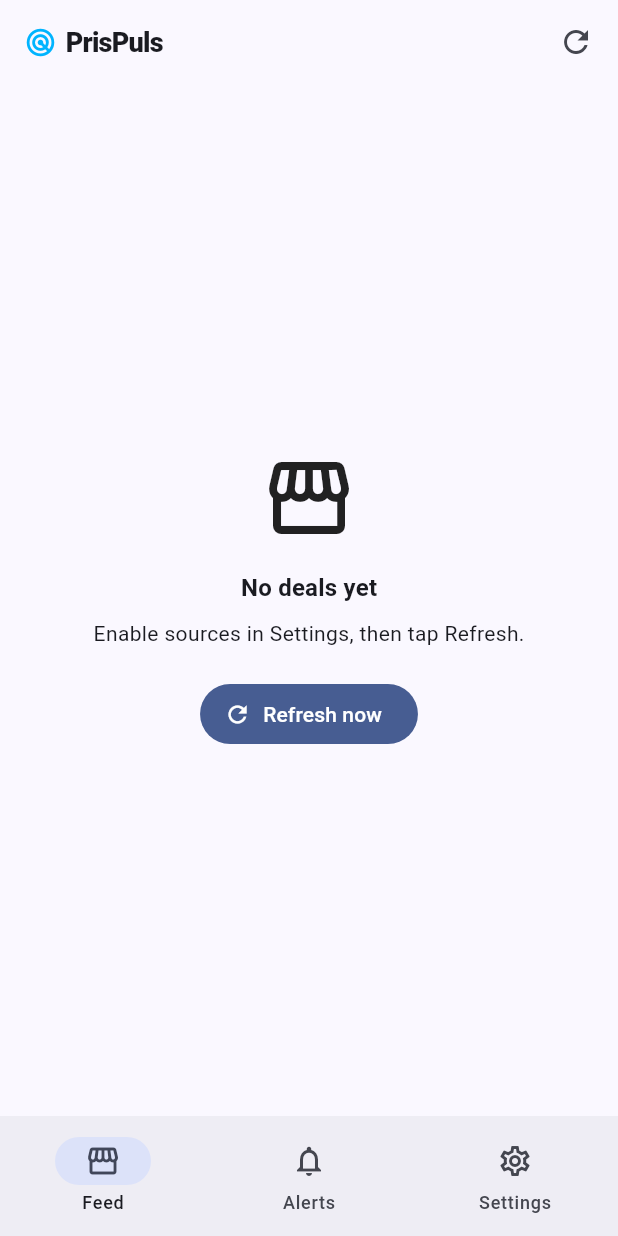
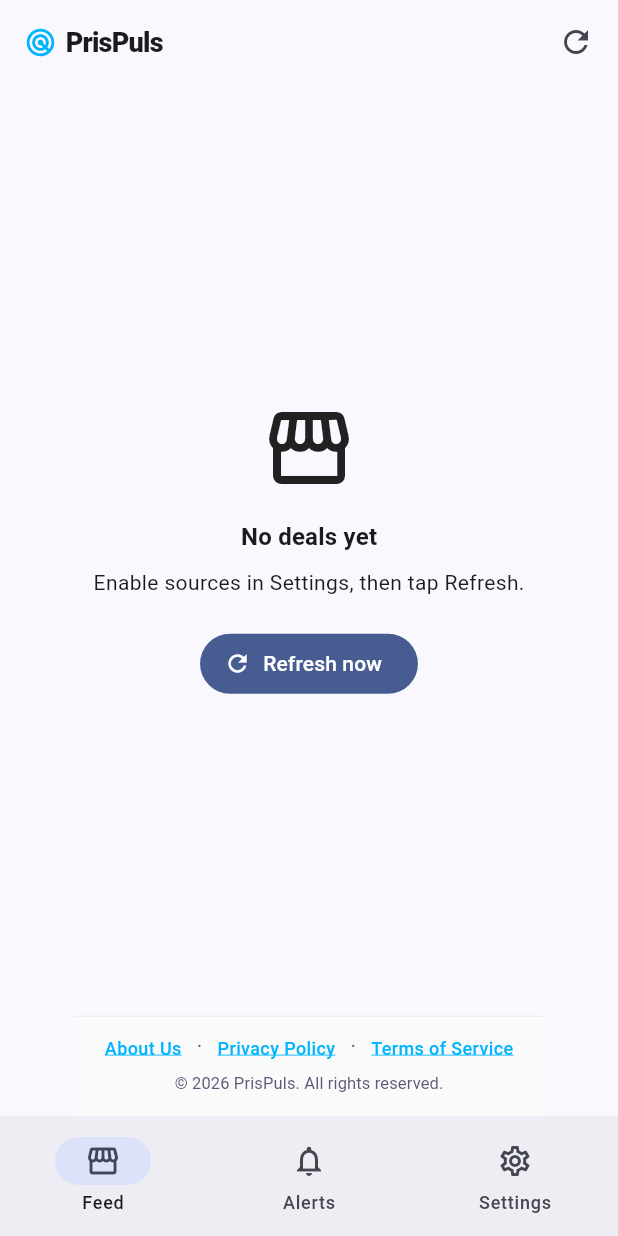
Before and after one commit to lemonbanan4/dealfinder, a Flutter app: the screen it shows after launch, on a phone screen of 412 x 824 dp. Run offline on Flutter 3.47's test engine with Material 3 defaults, Android fonts, the phone set to English and light mode, and no system bars; our stand-ins replace cloud_firestore, firebase_auth, firebase_core, flutter_local_notifications, flutter_riverpod, freezed_annotation and 2 more; missing offline and left inert: dart:js_interop; accounts and stored records are empty; generated files the repository leaves out were written again; network calls fail; statements that could not run were skipped.

Commit message:
feat: add legal footer with About Us, Privacy Policy, and Terms of Service
- Add AppFooter widget with three text links (About, Privacy, Terms)
  rendered at the bottom of the AppShell for both mobile and desktop
  layouts. Uses the dark Liquid Glass palette (0xFF0C0D15 surface,
  0xFF00B4FF accent links, 0xFF252638 top border).

- Add lib/features/legal/presentation/ with four files:
  • legal_page.dart — shared LegalPage scaffold + LegalSection model,
    rendered as glass-tinted cards with optional blue-accent highlight
    for the Affiliate Disclosure section.
  • about_us_page.dart — includes mandatory affiliate disclosure:
    'PrisPuls participates in various affiliate marketing programs,
    which means we may get paid commissions on editorially chosen
    products purchased through our links to retailer sites.'
  • privacy_policy_page.dart — covers GDPR rights, cookie types
    (strictly-necessary, analytics, preference, affiliate), data
    collection, retention, third-party sharing, and contact details.
  • terms_of_service_page.dart — includes same affiliate disclosure,
    accuracy disclaimer, acceptable-use policy, IP, and governing law.

- Modify adaptive_scaffold.dart: wrap Expanded page slot in Column
  and pin AppFooter below it for both the desktop NavigationRail and
  mobile NavigationBar layouts.

Co-Authored-By: Claude Sonnet 4.6 <noreply@anthropic.com>

```diff
--- /dev/null
+++ b/lib/features/legal/presentation/terms_of_service_page.dart
@@ -0,0 +1,147 @@
+import 'package:flutter/material.dart';
+
+import 'legal_page.dart';
+
+class TermsOfServicePage extends StatelessWidget {
+  const TermsOfServicePage({super.key});
+
+  @override
+  Widget build(BuildContext context) {
+    return const LegalPage(
+      title: 'Terms of Service',
+      sections: [
+        LegalSection(
+          heading: 'Acceptance of Terms',
+          body:
+              'By downloading, installing, or using the PrisPuls application '
+              '("Service"), you agree to be bound by these Terms of Service '
+              '("Terms"). If you do not agree, please do not use the Service.\n\n'
+              'These Terms constitute a legally binding agreement between you '
+              'and PrisPuls AS ("PrisPuls", "we", "us").',
+        ),
+        LegalSection(
+          heading: 'Affiliate Disclosure',
+          isHighlighted: true,
+          body:
+              'PrisPuls participates in various affiliate marketing programs, '
+              'which means we may get paid commissions on editorially chosen '
+              'products purchased through our links to retailer sites.\n\n'
+              'When you click an outbound product link and subsequently '
+              'complete a purchase, PrisPuls may receive a referral commission '
+              'from the relevant retailer. This commission is paid by the '
+              'retailer and does not result in any additional charge to you.\n\n'
+              'The existence of an affiliate relationship does not influence '
+              'our editorial selections, deal rankings, or price data. '
+              'PrisPuls is committed to displaying accurate, impartial pricing '
+              'information for all users.',
+        ),
+        LegalSection(
+          heading: 'Description of Service',
+          body:
+              'PrisPuls is a price-comparison and deal-aggregation platform. '
+              'We collect publicly available pricing and product information '
+              'from retailers and present it to users for informational '
+              'purposes. We do not sell products directly and are not a party '
+              'to any transaction between you and a retailer.',
+        ),
+        LegalSection(
+          heading: 'Accuracy of Information',
+          body:
+              'We strive to keep pricing and availability information accurate '
+              'and up to date. However, prices change frequently and we cannot '
+              'guarantee that the information displayed is current or error-free '
+              'at the moment you view it.\n\n'
+              'PrisPuls is not responsible for discrepancies between prices '
+              'shown in the app and prices displayed on a retailer\'s website '
+              'or charged at checkout. Always verify the final price on the '
+              'retailer\'s site before completing a purchase.',
+        ),
+        LegalSection(
+          heading: 'User Accounts',
+          body:
+              'Certain features (such as price alerts) require you to create '
+              'an account. You are responsible for maintaining the '
+              'confidentiality of your credentials and for all activity that '
+              'occurs under your account. Notify us immediately at '
+              'support@prispuls.no if you suspect unauthorised access.',
+        ),
+        LegalSection(
+          heading: 'Acceptable Use',
+          body:
+              'You agree not to:\n\n'
+              '• Use the Service for any unlawful purpose or in violation of '
+              'these Terms.\n'
+              '• Attempt to gain unauthorised access to any part of the '
+              'Service or its infrastructure.\n'
+              '• Scrape, crawl, or otherwise systematically extract data from '
+              'the Service without our prior written consent.\n'
+              '• Transmit any malicious code, viruses, or disruptive '
+              'programs.\n'
+              '• Impersonate any person or entity or misrepresent your '
+              'affiliation with any person or entity.',
+        ),
+        LegalSection(
+          heading: 'Intellectual Property',
+          body:
+              'All content, design, software, and trademarks associated with '
+              'PrisPuls are the exclusive property of PrisPuls AS or its '
+              'licensors. You may not reproduce, distribute, or create '
+              'derivative works without our express written permission.',
+        ),
+        LegalSection(
+          heading: 'Third-Party Links & Retailers',
+          body:
+              'The Service contains links to third-party retailer websites. '
+              'These links are provided for your convenience. PrisPuls has no '
+              'control over, and assumes no responsibility for, the content, '
+              'privacy practices, or availability of third-party sites. '
+              'Visiting a retailer\'s website is at your own risk and subject '
+              'to that retailer\'s own terms and privacy policy.',
+        ),
+        LegalSection(
+          heading: 'Disclaimer of Warranties',
+          body:
+              'The Service is provided "as is" and "as available" without '
+              'warranties of any kind, either express or implied. To the '
+              'fullest extent permitted by applicable law, PrisPuls disclaims '
+              'all warranties including implied warranties of merchantability, '
+              'fitness for a particular purpose, and non-infringement.',
+        ),
+        LegalSection(
+          heading: 'Limitation of Liability',
+          body:
+              'To the maximum extent permitted by law, PrisPuls shall not be '
+              'liable for any indirect, incidental, special, consequential, or '
+              'punitive damages arising out of or related to your use of the '
+              'Service, even if we have been advised of the possibility of '
+              'such damages.',
+        ),
+        LegalSection(
+          heading: 'Governing Law',
+          body:
+              'These Terms are governed by and construed in accordance with '
+              'the laws of Norway. Any dispute arising under these Terms shall '
+              'be subject to the exclusive jurisdiction of the courts of Oslo, '
+              'Norway, without regard to conflict-of-law provisions.',
+        ),
+        LegalSection(
+          heading: 'Changes to Terms',
+          body:
+              'We reserve the right to modify these Terms at any time. '
+              'Material changes will be communicated via in-app notification '
+              'or email at least 14 days before taking effect. Continued use '
+              'of the Service after the effective date constitutes acceptance '
+              'of the revised Terms.',
+        ),
+        LegalSection(
+          heading: 'Contact',
+          body:
+              'Questions about these Terms? Contact us:\n\n'
+              'PrisPuls AS\n'
+              'Email: legal@prispuls.no\n'
+              'Website: www.prispuls.no',
+        ),
+      ],
+    );
+  }
+}
--- a/lib/widgets/adaptive_scaffold.dart
+++ b/lib/widgets/adaptive_scaffold.dart
@@ -6,6 +6,7 @@ import '../features/auth/presentation/login_page.dart';
 import '../features/auth/providers/auth_provider.dart';
 import '../features/deals/presentation/feed_page.dart';
 import '../features/settings/presentation/settings_page.dart';
+import 'app_footer.dart';
 import 'app_logo.dart';
 
 class AppShell extends ConsumerStatefulWidget {
@@ -94,14 +95,26 @@ class _AppShellState extends ConsumerState<AppShell> {
                   ? const Color(0xFF252638)
                   : Theme.of(context).dividerColor,
             ),
-            Expanded(child: _pages[_selectedIndex]),
+            Expanded(
+              child: Column(
+                children: [
+                  Expanded(child: _pages[_selectedIndex]),
+                  const AppFooter(),
+                ],
+              ),
+            ),
           ],
         ),
       );
     }
 
     return Scaffold(
-      body: _pages[_selectedIndex],
+      body: Column(
+        children: [
+          Expanded(child: _pages[_selectedIndex]),
+          const AppFooter(),
+        ],
+      ),
       bottomNavigationBar: NavigationBar(
         selectedIndex: _selectedIndex,
         onDestinationSelected: _onDestinationSelected,
--- /dev/null
+++ b/lib/widgets/app_footer.dart
@@ -0,0 +1,124 @@
+import 'package:flutter/material.dart';
+
+import '../features/legal/presentation/about_us_page.dart';
+import '../features/legal/presentation/privacy_policy_page.dart';
+import '../features/legal/presentation/terms_of_service_page.dart';
+
+// ─── Design tokens ────────────────────────────────────────────────────────────
+const _kAccentBlue = Color(0xFF00B4FF);
+const _kMuted = Color(0xFF5A5A78);
+const _kBorderDark = Color(0xFF252638);
+
+/// A compact, persistent footer rendered at the bottom of the app shell.
+///
+/// Contains three text links (About Us, Privacy Policy, Terms of Service)
+/// and a copyright notice. Matches the dark Liquid Glass design language.
+class AppFooter extends StatelessWidget {
+  const AppFooter({super.key});
+
+  @override
+  Widget build(BuildContext context) {
+    final isDark = Theme.of(context).brightness == Brightness.dark;
+    return Container(
+      padding: const EdgeInsets.fromLTRB(16, 10, 16, 14),
+      decoration: BoxDecoration(
+        color: isDark ? const Color(0xFF0C0D15) : Colors.grey.shade50,
+        border: Border(
+          top: BorderSide(
+            color: isDark ? _kBorderDark : Colors.grey.shade200,
+          ),
+        ),
+      ),
+      child: Column(
+        mainAxisSize: MainAxisSize.min,
+        children: [
+          // ── Navigation links ───────────────────────────────────────────────
+          Wrap(
+            alignment: WrapAlignment.center,
+            spacing: 4,
+            runSpacing: 4,
+            children: [
+              _FooterLink(
+                label: 'About Us',
+                onTap: () => _push(context, const AboutUsPage()),
+              ),
+              _Dot(),
+              _FooterLink(
+                label: 'Privacy Policy',
+                onTap: () => _push(context, const PrivacyPolicyPage()),
+              ),
+              _Dot(),
+              _FooterLink(
+                label: 'Terms of Service',
+                onTap: () => _push(context, const TermsOfServicePage()),
+              ),
+            ],
+          ),
+          const SizedBox(height: 5),
+          // ── Copyright notice ───────────────────────────────────────────────
+          Text(
+            '© ${DateTime.now().year} PrisPuls. All rights reserved.',
+            style: const TextStyle(
+              color: _kMuted,
+              fontSize: 11,
+              letterSpacing: 0.1,
+            ),
+          ),
+        ],
+      ),
+    );
+  }
+
+  void _push(BuildContext context, Widget page) {
+    Navigator.of(context).push<void>(
+      MaterialPageRoute<void>(builder: (_) => page),
+    );
+  }
+}
+
+// ─── Private helpers ──────────────────────────────────────────────────────────
+
+class _FooterLink extends StatelessWidget {
+  const _FooterLink({required this.label, required this.onTap});
+  final String label;
+  final VoidCallback onTap;
+
+  @override
+  Widget build(BuildContext context) {
+    return InkWell(
+      onTap: onTap,
+      borderRadius: BorderRadius.circular(4),
+      child: Padding(
+        padding: const EdgeInsets.symmetric(horizontal: 4, vertical: 2),
+        child: Text(
+          label,
+          style: const TextStyle(
+            color: _kAccentBlue,
+            fontSize: 12,
+            fontWeight: FontWeight.w500,
+            decoration: TextDecoration.underline,
+            decorationColor: _kAccentBlue,
+            decorationStyle: TextDecorationStyle.solid,
+          ),
+        ),
+      ),
+    );
+  }
+}
+
+class _Dot extends StatelessWidget {
+  @override
+  Widget build(BuildContext context) {
+    return const Padding(
+      padding: EdgeInsets.symmetric(horizontal: 2, vertical: 2),
+      child: Text(
+        '·',
+        style: TextStyle(
+          color: _kMuted,
+          fontSize: 14,
+          height: 1,
+        ),
+      ),
+    );
+  }
+}
```
Also changed, not shown: lib/features/legal/presentation/about_us_page.dart (added, +68 -0 lines), lib/features/legal/presentation/legal_page.dart (added, +164 -0 lines), lib/features/legal/presentation/privacy_policy_page.dart (added, +160 -0 lines).
